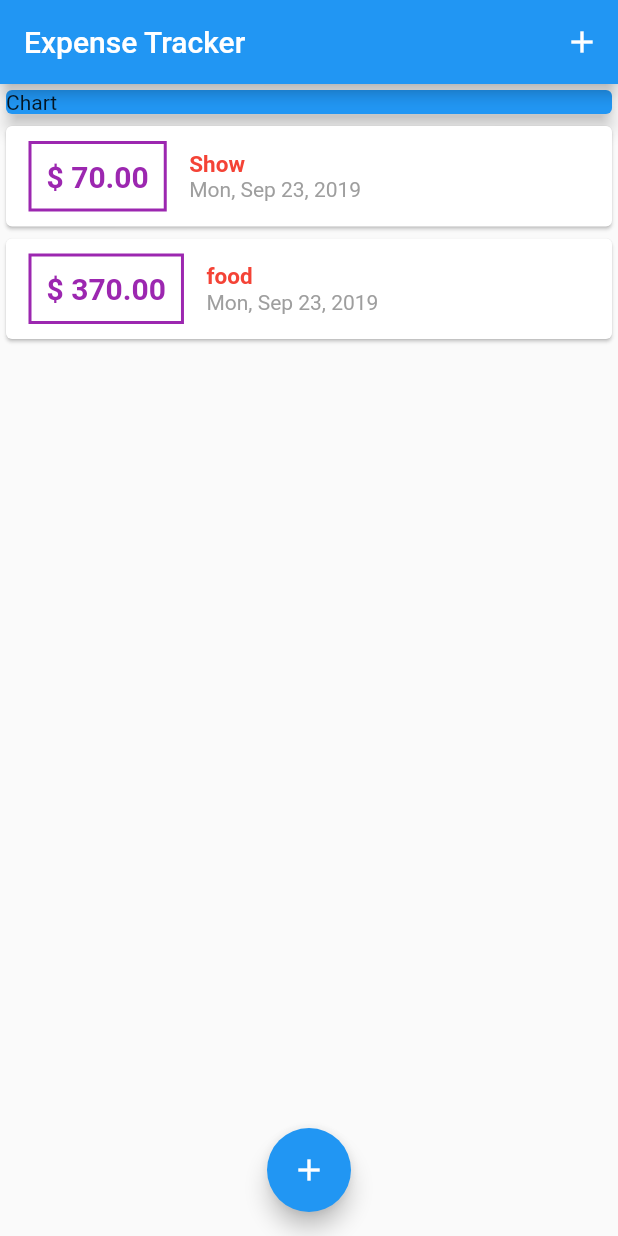
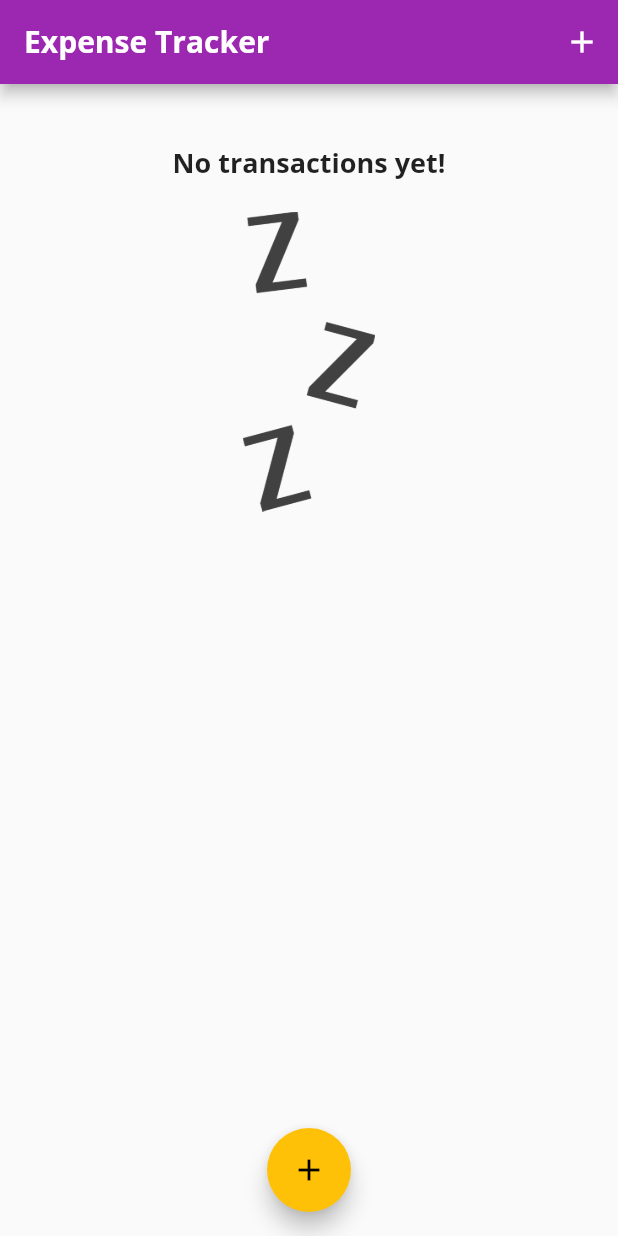
Before and after one commit to jithinlal/udemy_course_flutter, a Flutter app: the screen it shows after launch, on a phone screen of 412 x 824 dp. Run offline on Flutter 3.47's test engine with Material 2 defaults, Android fonts, the phone set to English and light mode, and no system bars.

Commit message:
chart details

```diff
--- a/expense_tracker/lib/main.dart
+++ b/expense_tracker/lib/main.dart
@@ -1,4 +1,5 @@
 import 'package:expense_tracker/model/Transaction.dart';
+import 'package:expense_tracker/widgets/chart.dart';
 import 'package:expense_tracker/widgets/new_transaction.dart';
 import 'package:expense_tracker/widgets/transaction_list.dart';
 import 'package:flutter/material.dart';
@@ -11,6 +12,27 @@ class MyApp extends StatelessWidget {
     return MaterialApp(
       title: 'Expense Tracker',
       debugShowCheckedModeBanner: false,
+      theme: ThemeData(
+        primarySwatch: Colors.purple,
+        accentColor: Colors.amber,
+        fontFamily: 'Quicksand',
+        textTheme: ThemeData.light().textTheme.copyWith(
+              title: TextStyle(
+                fontFamily: 'OpenSans',
+                fontSize: 18,
+                fontWeight: FontWeight.bold,
+              ),
+            ),
+        appBarTheme: AppBarTheme(
+          textTheme: ThemeData.light().textTheme.copyWith(
+                title: TextStyle(
+                  fontFamily: 'OpenSans',
+                  fontSize: 20,
+                  fontWeight: FontWeight.bold,
+                ),
+              ),
+        ),
+      ),
       home: MyHomePage(),
     );
   }
@@ -37,19 +59,31 @@ class _MyHomePageState extends State<MyHomePage> {
   }
 
   final List<Transaction> _userTransactions = [
-    Transaction(
-      id: 't1',
-      title: 'Show',
-      amount: 70,
-      date: DateTime.now(),
-    ),
-    Transaction(
-      id: 't2',
-      title: 'food',
-      amount: 370,
-      date: DateTime.now(),
-    )
+//    Transaction(
+//      id: 't1',
+//      title: 'Show',
+//      amount: 70,
+//      date: DateTime.now(),
+//    ),
+//    Transaction(
+//      id: 't2',
+//      title: 'food',
+//      amount: 370,
+//      date: DateTime.now(),
+//    )
   ];
+
+  List<Transaction> get _recentTransactions {
+    return _userTransactions.where((tx) {
+      return tx.date.isAfter(
+        DateTime.now().subtract(
+          Duration(
+            days: 7,
+          ),
+        ),
+      );
+    }).toList();
+  }
 
   void _addNewTransaction(String txTitle, double txAmount) {
     final newTx = new Transaction(
@@ -82,16 +116,7 @@ class _MyHomePageState extends State<MyHomePage> {
       ),
       body: Column(
         children: <Widget>[
-          Card(
-            color: Colors.blue,
-            elevation: 5,
-            child: Container(
-              width: double.infinity,
-              child: Text(
-                'Chart',
-              ),
-            ),
-          ),
+          Chart(_recentTransactions),
           TransactionList(_userTransactions),
         ],
       ),
--- /dev/null
+++ b/expense_tracker/lib/widgets/chart.dart
@@ -0,0 +1,39 @@
+import 'package:expense_tracker/model/Transaction.dart';
+import 'package:flutter/material.dart';
+import 'package:intl/intl.dart';
+
+class Chart extends StatelessWidget {
+  final List<Transaction> _recentTransactions;
+  Chart(this._recentTransactions);
+
+  List<Map<String, Object>> get _groupedTransactionValues {
+    return List.generate(7, (index) {
+      final weekDay = DateTime.now().subtract(
+        Duration(days: index),
+      );
+      double totalSum = 0.0;
+      for (var i = 0; i < _recentTransactions.length; i++) {
+        if (_recentTransactions[i].date.day == weekDay.day &&
+            _recentTransactions[i].date.month == weekDay.month &&
+            _recentTransactions[i].date.year == weekDay.year) {
+          totalSum += _recentTransactions[i].amount;
+        }
+      }
+      return {
+        'day': DateFormat.E().format(weekDay),
+        'amount': totalSum,
+      };
+    });
+  }
+
+  @override
+  Widget build(BuildContext context) {
+    return Card(
+      elevation: 6,
+      margin: EdgeInsets.all(20),
+      child: Row(
+        children: <Widget>[],
+      ),
+    );
+  }
+}
--- a/expense_tracker/lib/widgets/transaction_list.dart
+++ b/expense_tracker/lib/widgets/transaction_list.dart
@@ -9,7 +9,26 @@ class TransactionList extends StatelessWidget {
   Widget build(BuildContext context) {
     return Container(
       height: 300,
-      child: ListView.builder(
+      child: _transactions.isEmpty
+          ? Column(
+              children: <Widget>[
+                Text(
+                  'No transactions yet!',
+                  style: Theme.of(context).textTheme.title,
+                ),
+                SizedBox(
+                  height: 20,
+                ),
+                Container(
+                  height: 200,
+                  child: Image.asset(
+                    'assets/images/waiting.png',
+                    fit: BoxFit.cover,
+                  ),
+                ),
+              ],
+            )
+          : ListView.builder(
               itemBuilder: (BuildContext context2, index) {
                 return Card(
                   child: Row(
@@ -21,7 +40,7 @@ class TransactionList extends StatelessWidget {
                         ),
                         decoration: BoxDecoration(
                           border: Border.all(
-                      color: Colors.purple,
+                            color: Theme.of(context).primaryColorLight,
                             width: 2,
                           ),
                         ),
@@ -33,7 +52,7 @@ class TransactionList extends StatelessWidget {
                           style: TextStyle(
                             fontWeight: FontWeight.bold,
                             fontSize: 20,
-                      color: Colors.purple,
+                            color: Theme.of(context).primaryColorDark,
                           ),
                         ),
                       ),
@@ -42,14 +61,11 @@ class TransactionList extends StatelessWidget {
                         children: <Widget>[
                           Text(
                             _transactions[index].title,
-                      style: TextStyle(
-                        color: Colors.red,
-                        fontWeight: FontWeight.bold,
-                        fontSize: 15,
-                      ),
+                            style: Theme.of(context).textTheme.title,
                           ),
                           Text(
-                      DateFormat.yMMMEd().format(_transactions[index].date),
+                            DateFormat.yMMMEd()
+                                .format(_transactions[index].date),
                             style: TextStyle(
                               color: Colors.grey,
                             ),
```
Also changed, not shown: expense_tracker/pubspec.yaml (+14 -9 lines), expense_tracker/assets/fonts/OpenSans-Bold.ttf (added), expense_tracker/assets/fonts/OpenSans-Regular.ttf (added), expense_tracker/assets/fonts/Quicksand-Bold.ttf (added), expense_tracker/assets/fonts/Quicksand-Light.ttf (added), expense_tracker/assets/fonts/Quicksand-Medium.ttf (added), expense_tracker/assets/fonts/Quicksand-Regular.ttf (added), expense_tracker/assets/images/waiting.png (added). Lines whose indentation alone changed are shown as unchanged.
